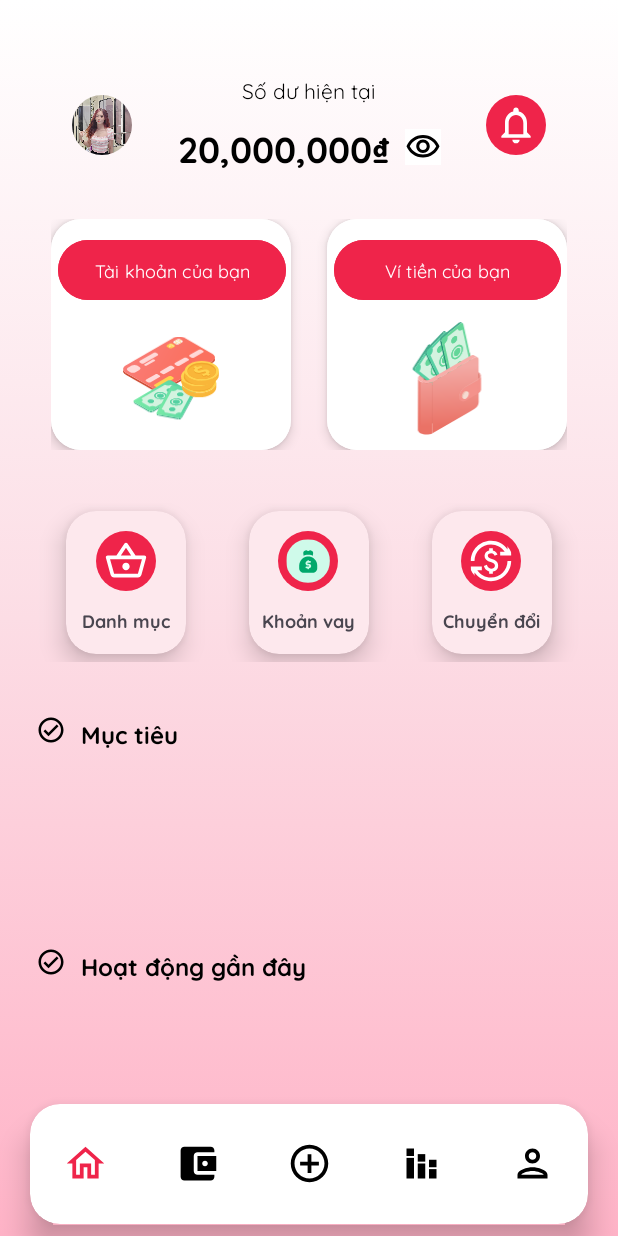
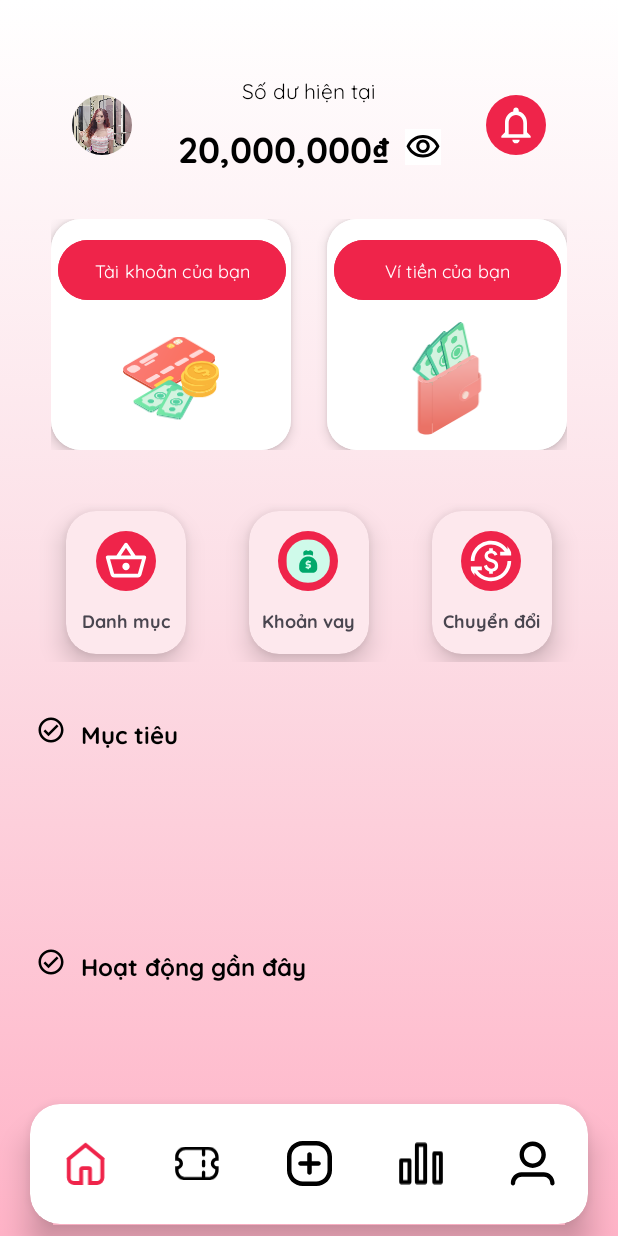
Before and after one commit to QuDaMyker/personal-expense-management, an Android app: the RootActivity screen opened directly, with no data from a screen before it, on a phone screen of 412 x 824 dp. Run offline under Robolectric (Android 15) with nearby library versions, the phone set to English and light mode, and no system bars; our stand-ins replace CircleImageView.

Commit message:
fix all menu

```diff
--- a/app/src/main/res/drawable/baseline_stacked_bar_chart_24.xml
+++ b/app/src/main/res/drawable/baseline_stacked_bar_chart_24.xml
@@ -1,4 +1,4 @@
-<vector android:height="24dp" android:tint="#000000"
+<vector android:height="24dp" android:tint="@color/white"
     android:viewportHeight="24" android:viewportWidth="24"
     android:width="24dp" xmlns:android="http://schemas.android.com/apk/res/android">
     <path android:fillColor="@android:color/white" android:pathData="M4,9h4v11h-4z"/>
--- /dev/null
+++ b/app/src/main/res/drawable/ic_add.xml
@@ -0,0 +1,9 @@
+<vector xmlns:android="http://schemas.android.com/apk/res/android"
+    android:width="20dp"
+    android:height="20dp"
+    android:viewportWidth="20"
+    android:viewportHeight="20">
+  <path
+      android:pathData="M13,0H7C3.14,0 0,3.141 0,7V13C0,16.859 3.14,20 7,20H13C16.86,20 20,16.859 20,13V7C20,3.141 16.86,0 13,0ZM18,13C18,15.757 15.757,18 13,18H7C4.243,18 2,15.757 2,13V7C2,4.243 4.243,2 7,2H13C15.757,2 18,4.243 18,7V13ZM15,10C15,10.553 14.552,11 14,11H11V14C11,14.553 10.552,15 10,15C9.448,15 9,14.553 9,14V11H6C5.448,11 5,10.553 5,10C5,9.447 5.448,9 6,9H9V6C9,5.447 9.448,5 10,5C10.552,5 11,5.447 11,6V9H14C14.552,9 15,9.447 15,10Z"
+      android:fillColor="#ffffff"/>
+</vector>
--- /dev/null
+++ b/app/src/main/res/drawable/ic_home.xml
@@ -0,0 +1,11 @@
+<vector xmlns:android="http://schemas.android.com/apk/res/android"
+    android:width="25dp"
+    android:height="29dp"
+    android:viewportWidth="25"
+    android:viewportHeight="29">
+  <path
+      android:pathData="M23.348,23.762V12.218L23.458,11.553L22.902,11.095L13.348,3.228L12.554,2.573L11.759,3.228L2.205,11.095L1.649,11.553L1.759,12.218V23.762C1.759,25.582 3.234,27.057 5.054,27.057H8.463H9.713V25.807V18.308C9.713,17.869 10.069,17.513 10.508,17.513H14.599C15.038,17.513 15.394,17.869 15.394,18.308V25.807V27.057H16.644H20.053C21.873,27.057 23.348,25.582 23.348,23.762Z"
+      android:strokeWidth="2.5"
+      android:fillColor="#00000000"
+      android:strokeColor="@color/white"/>
+</vector>
--- /dev/null
+++ b/app/src/main/res/drawable/ic_person.xml
@@ -0,0 +1,10 @@
+<vector xmlns:android="http://schemas.android.com/apk/res/android"
+    android:width="22dp"
+    android:height="22dp"
+    android:viewportWidth="22"
+    android:viewportHeight="22">
+  <path
+      android:pathData="M5.749,15.28H16.449C19.403,15.28 21.799,17.675 21.799,20.63C21.799,21.221 21.32,21.7 20.729,21.7C20.18,21.7 19.728,21.287 19.666,20.755L19.653,20.441C19.559,18.819 18.26,17.52 16.637,17.426L16.449,17.42H5.749C3.976,17.42 2.539,18.857 2.539,20.63C2.539,21.221 2.06,21.7 1.469,21.7C0.878,21.7 0.399,21.221 0.399,20.63C0.399,17.753 2.67,15.406 5.517,15.285L5.749,15.28H16.449H5.749ZM11.099,0.3C14.644,0.3 17.519,3.174 17.519,6.72C17.519,10.266 14.644,13.14 11.099,13.14C7.553,13.14 4.679,10.266 4.679,6.72C4.679,3.174 7.553,0.3 11.099,0.3ZM11.099,2.44C8.735,2.44 6.819,4.356 6.819,6.72C6.819,9.084 8.735,11 11.099,11C13.462,11 15.379,9.084 15.379,6.72C15.379,4.356 13.462,2.44 11.099,2.44Z"
+      android:fillColor="#DADADB"
+      android:fillType="evenOdd"/>
+</vector>
--- /dev/null
+++ b/app/src/main/res/drawable/ic_stactictis.xml
@@ -0,0 +1,33 @@
+<vector xmlns:android="http://schemas.android.com/apk/res/android"
+    android:width="23dp"
+    android:height="22dp"
+    android:viewportWidth="23"
+    android:viewportHeight="22">
+  <group>
+    <clip-path
+        android:pathData="M1.107,8.325L5.349,8.325A1,1 0,0 1,6.349 9.325L6.349,20.7A1,1 0,0 1,5.349 21.7L1.107,21.7A1,1 0,0 1,0.107 20.7L0.107,9.325A1,1 0,0 1,1.107 8.325z"/>
+    <path
+        android:pathData="M1.107,8.325L5.349,8.325A1,1 0,0 1,6.349 9.325L6.349,20.7A1,1 0,0 1,5.349 21.7L1.107,21.7A1,1 0,0 1,0.107 20.7L0.107,9.325A1,1 0,0 1,1.107 8.325z"
+        android:strokeWidth="4"
+        android:fillColor="#00000000"
+        android:strokeColor="#DADADB"/>
+  </group>
+  <group>
+    <clip-path
+        android:pathData="M9.132,0.3L13.374,0.3A1,1 0,0 1,14.374 1.3L14.374,20.7A1,1 0,0 1,13.374 21.7L9.132,21.7A1,1 0,0 1,8.132 20.7L8.132,1.3A1,1 0,0 1,9.132 0.3z"/>
+    <path
+        android:pathData="M9.132,0.3L13.374,0.3A1,1 0,0 1,14.374 1.3L14.374,20.7A1,1 0,0 1,13.374 21.7L9.132,21.7A1,1 0,0 1,8.132 20.7L8.132,1.3A1,1 0,0 1,9.132 0.3z"
+        android:strokeWidth="4"
+        android:fillColor="#00000000"
+        android:strokeColor="#DADADB"/>
+  </group>
+  <group>
+    <clip-path
+        android:pathData="M18.049,4.758L21.399,4.758A1,1 0,0 1,22.399 5.758L22.399,20.7A1,1 0,0 1,21.399 21.7L18.049,21.7A1,1 0,0 1,17.049 20.7L17.049,5.758A1,1 0,0 1,18.049 4.758z"/>
+    <path
+        android:pathData="M18.049,4.758L21.399,4.758A1,1 0,0 1,22.399 5.758L22.399,20.7A1,1 0,0 1,21.399 21.7L18.049,21.7A1,1 0,0 1,17.049 20.7L17.049,5.758A1,1 0,0 1,18.049 4.758z"
+        android:strokeWidth="4"
+        android:fillColor="#00000000"
+        android:strokeColor="#DADADB"/>
+  </group>
+</vector>
--- /dev/null
+++ b/app/src/main/res/drawable/ic_transaction.xml
@@ -0,0 +1,9 @@
+<vector xmlns:android="http://schemas.android.com/apk/res/android"
+    android:width="29dp"
+    android:height="22dp"
+    android:viewportWidth="29"
+    android:viewportHeight="22">
+  <path
+      android:pathData="M27.03,9.226H28.107V6.742C28.107,3.025 25.047,0 21.287,0H6.928C3.167,0 0.107,3.025 0.107,6.742V9.226H1.184C2.173,9.226 2.979,10.022 2.979,11C2.979,11.978 2.173,12.774 1.184,12.774H0.107V15.258C0.107,18.975 3.167,22 6.928,22H21.287C25.047,22 28.107,18.975 28.107,15.258V12.774H27.03C26.041,12.774 25.235,11.978 25.235,11C25.235,10.022 26.041,9.226 27.03,9.226ZM25.953,14.756V15.258C25.953,17.802 23.86,19.871 21.287,19.871H19.492V16.677C19.492,16.09 19.009,15.613 18.415,15.613C17.82,15.613 17.338,16.09 17.338,16.677V19.871H6.928C4.354,19.871 2.261,17.802 2.261,15.258V14.756C3.917,14.292 5.133,12.783 5.133,11C5.133,9.217 3.917,7.709 2.261,7.244V6.742C2.261,4.198 4.354,2.129 6.928,2.129H17.338V5.323C17.338,5.91 17.82,6.387 18.415,6.387C19.009,6.387 19.492,5.91 19.492,5.323V2.129H21.287C23.86,2.129 25.953,4.198 25.953,6.742V7.244C24.298,7.709 23.081,9.217 23.081,11C23.081,12.783 24.298,14.292 25.953,14.756ZM19.492,9.581V12.419C19.492,13.007 19.009,13.484 18.415,13.484C17.82,13.484 17.338,13.007 17.338,12.419V9.581C17.338,8.993 17.82,8.516 18.415,8.516C19.009,8.516 19.492,8.993 19.492,9.581Z"
+      android:fillColor="#DADADB"/>
+</vector>
--- a/app/src/main/res/menu/bottom_menu.xml
+++ b/app/src/main/res/menu/bottom_menu.xml
@@ -2,22 +2,22 @@
 <menu xmlns:android="http://schemas.android.com/apk/res/android">
     <item
         android:id="@+id/btn_home"
-        android:icon="@drawable/outline_home_24"
+        android:icon="@drawable/ic_home"
         android:title="Home" />
     <item
         android:id="@+id/btn_transaction"
-        android:icon="@drawable/baseline_account_balance_wallet_24"
+        android:icon="@drawable/ic_transaction"
         android:title="Transaction" />
     <item
         android:id="@+id/btn_add"
-        android:icon="@drawable/outline_add_circle_outline_24"
+        android:icon="@drawable/ic_add"
         android:title="Add" />
     <item
         android:id="@+id/btn_statistic"
-        android:icon="@drawable/baseline_stacked_bar_chart_24"
+        android:icon="@drawable/ic_stactictis"
         android:title="Statistic" />
     <item
         android:id="@+id/btn_personal"
-        android:icon="@drawable/outline_person_24"
+        android:icon="@drawable/ic_person"
         android:title="Person" />
 </menu>
```
